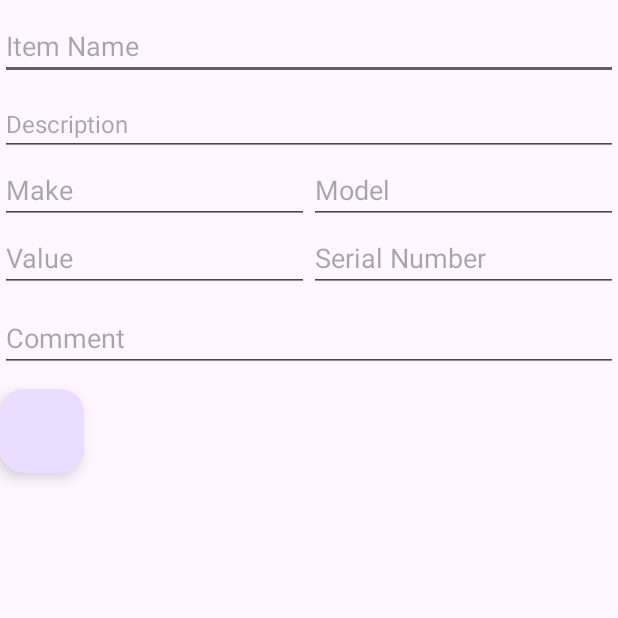
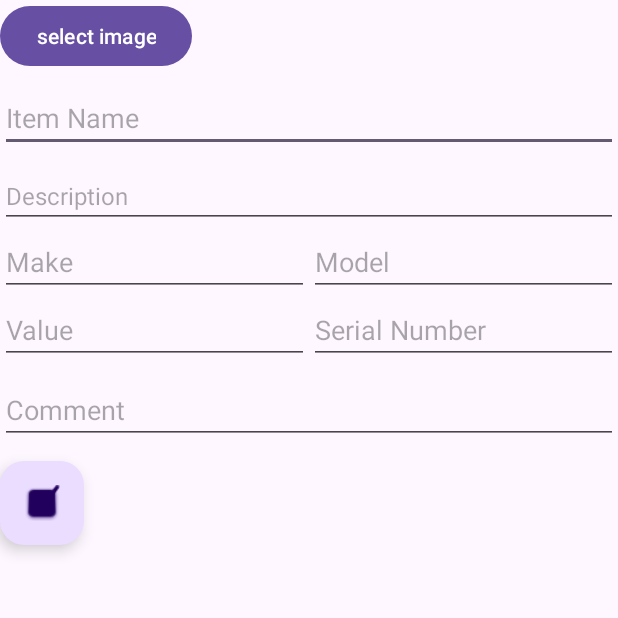
Before and after one commit to CMPUT301F23T26/AuroraSheet, an Android app: the screen it shows after launch (AddItemActivity), after a tap on an icon or button, on a phone screen of 412 x 824 dp, the top half of it. Run offline under Robolectric (Android 15) with nearby library versions, the light colour scheme and no system bars.

Commit message:
added image selector, updated startActivityForResult

```diff
--- a/app/src/main/java/com/example/aurorasheetapp/AddItemActivity.java
+++ b/app/src/main/java/com/example/aurorasheetapp/AddItemActivity.java
@@ -1,20 +1,31 @@
 package com.example.aurorasheetapp;
 
+import androidx.activity.result.ActivityResultLauncher;
+import androidx.activity.result.contract.ActivityResultContracts;
 import androidx.appcompat.app.AppCompatActivity;
 
+import android.app.Activity;
 import android.content.Intent;
+import android.graphics.Bitmap;
+import android.net.Uri;
 import android.os.Bundle;
+import android.provider.MediaStore;
 import android.view.View;
 import android.widget.Button;
 import android.widget.EditText;
+import android.widget.ImageView;
 
 import com.google.android.material.floatingactionbutton.FloatingActionButton;
+
+import java.io.IOException;
 
 /**
  * This class manages adding new items to the item list. It gets user input and validates
  * all the item fields before sending the data back to the main item list activity.
  */
 public class AddItemActivity extends AppCompatActivity {
+    private Button chooseImageButton;
+    private ImageView itemImage;
     private EditText itemName;
     private EditText itemDescription;
     private EditText itemValue;
@@ -28,6 +39,8 @@ public class AddItemActivity extends AppCompatActivity {
         super.onCreate(savedInstanceState);
         setContentView(R.layout.activity_add_item);
 
+        chooseImageButton = findViewById(R.id.selectImageButton);
+        itemImage = findViewById(R.id.imageViewItem);
         itemName = findViewById(R.id.itemName);
         itemDescription = findViewById(R.id.itemDescription);
         itemValue = findViewById(R.id.itemValue);
@@ -36,6 +49,12 @@ public class AddItemActivity extends AppCompatActivity {
         itemComment = findViewById(R.id.itemComment);
         addItemButton = findViewById(R.id.addItemButton);
 
+        chooseImageButton.setOnClickListener(new View.OnClickListener() {
+            @Override
+            public void onClick(View v) {
+                imageChooser();
+            }
+        });
         addItemButton.setOnClickListener(new View.OnClickListener() {
             @Override
             public void onClick(View v) {
@@ -60,7 +79,33 @@ public class AddItemActivity extends AppCompatActivity {
         });
     }
 
+    public void imageChooser() {
+        Intent intent = new Intent();
+        intent.setType("image/*");
+        intent.setAction(Intent.ACTION_GET_CONTENT);
+        launchImageChoseActivity.launch(Intent.createChooser(intent, "Select Picture"));
+    }
 
-
-
+    ActivityResultLauncher<Intent> launchImageChoseActivity = registerForActivityResult(
+            new ActivityResultContracts
+                    .StartActivityForResult(),
+            result -> {
+                if (result.getResultCode()
+                        == Activity.RESULT_OK) {
+                    Intent data = result.getData();
+                    // do your operation from here....
+                    if (data != null
+                            && data.getData() != null) {
+                        Uri selectedImageUri = data.getData();
+                        Bitmap selectedImageBitmap;
+                        try {
+                            selectedImageBitmap = MediaStore.Images.Media.getBitmap(this.getContentResolver(), selectedImageUri);
+                            itemImage.setImageBitmap(selectedImageBitmap);
+                        }
+                        catch (IOException e) {
+                            e.printStackTrace();
+                        }
+                    }
+                }
+            });
 }
--- a/app/src/main/java/com/example/aurorasheetapp/MainActivity.java
+++ b/app/src/main/java/com/example/aurorasheetapp/MainActivity.java
@@ -1,5 +1,7 @@
 package com.example.aurorasheetapp;
 
+import androidx.activity.result.ActivityResultLauncher;
+import androidx.activity.result.contract.ActivityResultContracts;
 import androidx.appcompat.app.AppCompatActivity;
 import androidx.recyclerview.widget.GridLayoutManager;
 import androidx.recyclerview.widget.RecyclerView;
@@ -60,7 +62,7 @@ public class MainActivity extends AppCompatActivity {
             @Override
             public void onClick(View view) {
                 Intent intent = new Intent(MainActivity.this, AddItemActivity.class);
-                startActivityForResult(intent, 1);
+                addItemLauncher.launch(intent);
             }
         });
 
@@ -72,8 +74,23 @@ public class MainActivity extends AppCompatActivity {
     @Override
     protected void onActivityResult(int requestCode, int resultCode, Intent data) {
         super.onActivityResult(requestCode, resultCode, data);
-        // get the data from the add expense activity and add it to the item list
-        if (resultCode == 1) {
+        if (requestCode == 1) {
+            handleAddItemResult(data);
+        }
+    }
+
+
+    // move this to item list class?
+    public String computeTotal() {
+        double total = 0;
+        for (Item item : listItems) {
+            total += item.getEstimatedValue();
+        }
+        return String.format("%.2f", total);
+    }
+
+    private void handleAddItemResult(Intent data) {
+        if (data != null) {
             String name = data.getStringExtra("name");
             String description = data.getStringExtra("description");
             String value = data.getStringExtra("value");
@@ -92,15 +109,20 @@ public class MainActivity extends AppCompatActivity {
             );
             listItems.add(listItem);
             adapter.notifyDataSetChanged();
+            totalAmountTextView.setText(computeTotal());
         }
     }
 
-    // move this to item list class?
-    public String computeTotal() {
-        double total = 0;
-        for (Item item : listItems) {
-            total += item.getEstimatedValue();
-        }
-        return String.format("%.2f", total);
-    }
+
+    private final ActivityResultLauncher<Intent> addItemLauncher =
+            registerForActivityResult(new ActivityResultContracts.StartActivityForResult(),
+                    result -> {
+                        if (result.getResultCode() == 1) {
+                            Intent data = result.getData();
+                            if (data != null) {
+                                handleAddItemResult(data);
+                            }
+                        }
+                    });
+
 }
--- a/app/src/main/res/layout/activity_add_item.xml
+++ b/app/src/main/res/layout/activity_add_item.xml
@@ -1,11 +1,18 @@
 <RelativeLayout xmlns:android="http://schemas.android.com/apk/res/android"
-android:layout_width="match_parent"
-android:layout_height="match_parent">
+    android:layout_width="match_parent"
+    android:layout_height="match_parent"
+    xmlns:app="http://schemas.android.com/apk/res-auto">
+<Button
+    android:id="@+id/selectImageButton"
+    android:layout_width="wrap_content"
+    android:layout_height="wrap_content"
+    android:text="select image"/>
 
 <ImageView
     android:id="@+id/imageViewItem"
     android:layout_width="match_parent"
     android:layout_height="wrap_content"
+    android:layout_below="@id/selectImageButton"
     android:adjustViewBounds="true"
     android:scaleType="centerCrop"/>
 
@@ -16,6 +23,7 @@ android:layout_height="match_parent">
     android:layout_below="@id/imageViewItem"
     android:layout_marginTop="8dp"
     android:hint="Item Name"
+    android:inputType="textPersonName"
     android:textSize="18sp"/>
 
 <EditText
@@ -25,6 +33,7 @@ android:layout_height="match_parent">
     android:layout_below="@id/itemName"
     android:layout_marginTop="8dp"
     android:hint="Description"
+    android:inputType="text"
     android:textSize="16sp"/>
 
 <LinearLayout
@@ -39,6 +48,7 @@ android:layout_height="match_parent">
         android:layout_width="0dp"
         android:layout_weight="1"
         android:layout_height="wrap_content"
+        android:inputType="textPersonName"
         android:hint="Make"/>
 
     <EditText
@@ -46,6 +56,7 @@ android:layout_height="match_parent">
         android:layout_width="0dp"
         android:layout_weight="1"
         android:layout_height="wrap_content"
+        android:inputType="textPersonName"
         android:hint="Model"/>
 </LinearLayout>
 
@@ -61,6 +72,7 @@ android:layout_height="match_parent">
         android:layout_width="0dp"
         android:layout_weight="1"
         android:layout_height="wrap_content"
+        android:inputType="numberDecimal"
         android:hint="Value"/>
 
     <EditText
@@ -68,6 +80,7 @@ android:layout_height="match_parent">
         android:layout_width="0dp"
         android:layout_weight="1"
         android:layout_height="wrap_content"
+        android:inputType="number"
         android:hint="Serial Number"/>
 </LinearLayout>
 
@@ -85,6 +98,7 @@ android:layout_height="match_parent">
         android:layout_width="wrap_content"
         android:layout_height="wrap_content"
         android:layout_below="@id/itemComment"
-        android:layout_marginTop="11dp" />
+        android:layout_marginTop="11dp"
+        app:srcCompat="@android:drawable/checkbox_on_background" />
 
 </RelativeLayout>
```
